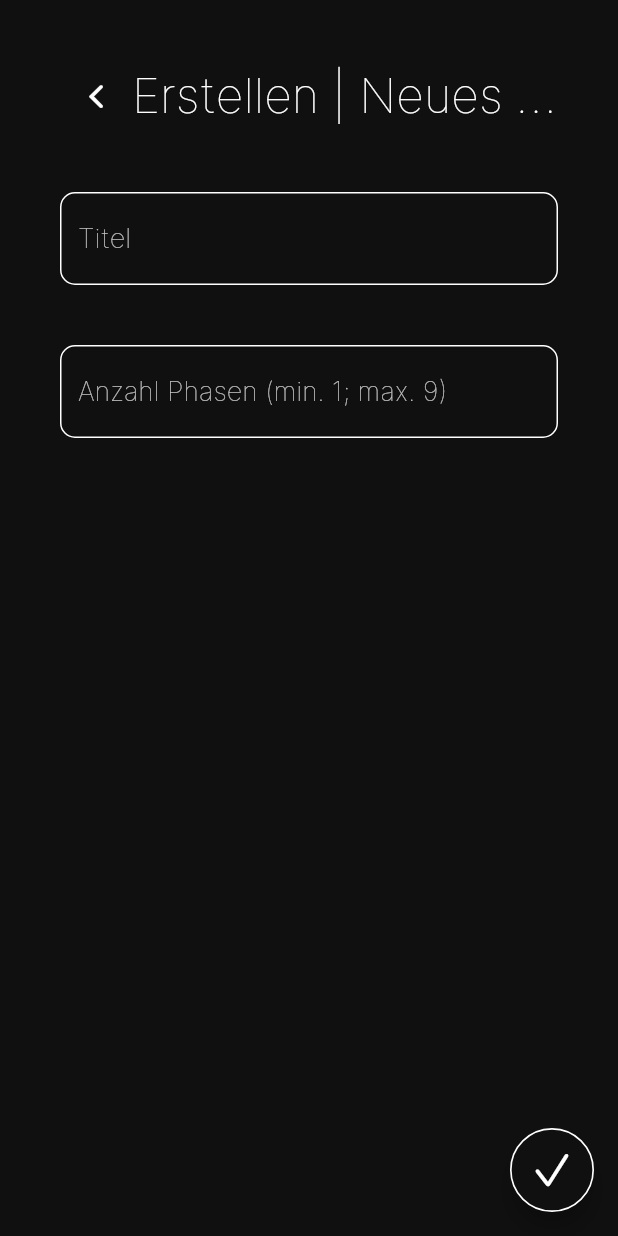
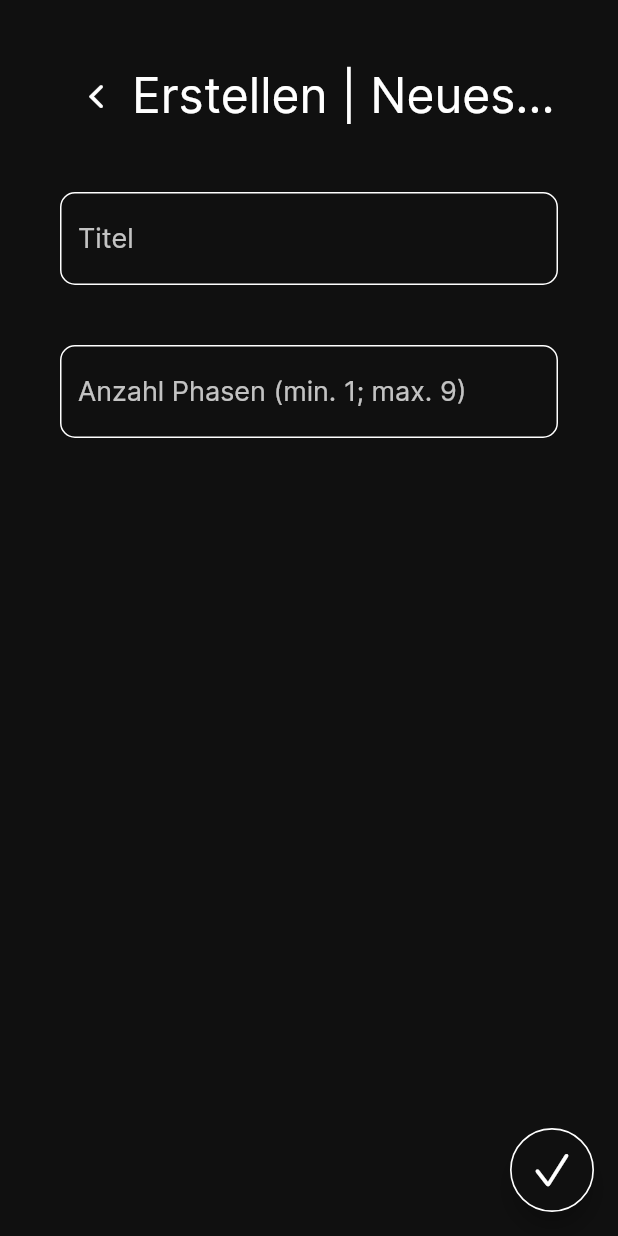
Before and after one commit to LennartSchuermann/Phase-Project, a Flutter app: the ModulEditScreen screen opened directly, on a phone screen of 412 x 824 dp. Run offline on Flutter 3.47's test engine with Material 2 defaults, Android fonts, the phone set to English and light mode, and no system bars; our stand-ins replace file_picker; missing offline and left inert: window_manager.

Commit message:
design fixes

```diff
--- a/phase_project/lib/design.dart
+++ b/phase_project/lib/design.dart
@@ -2,13 +2,14 @@ import 'package:flutter/cupertino.dart';
 
 const String kAppName = "Phase Project";
 const String kAppCaption = "Working Build | Lennart S. ©";
-const String kAppVersion = "v0.5";
+const String kAppVersion = "v0.6";
 
 const bool usingDarkMode = true;
+const bool usingKITMode = false;
 
 const kFalseColor = Color(0xffE74C3C);
 const kRightColor = Color(0xff0be881);
-const kHighlightColor = usingDarkMode ? Color(0xff006EE6) : Color(0xff309C85);
+const kHighlightColor = usingKITMode ? Color(0xff309C85) : Color(0xff006EE6);
 
 const kBackgroundColor = usingDarkMode ? Color(0xff101010) : Color(0xffFFFFFF);
 const kFontColor =
--- a/phase_project/lib/prefabs.dart
+++ b/phase_project/lib/prefabs.dart
@@ -20,7 +20,7 @@ class TitleText extends StatelessWidget {
           color: kFontColor,
           fontFamily: "Inter",
           fontSize: kTitleSize,
-          fontWeight: FontWeight.w300),
+          fontWeight: FontWeight.w400),
     );
   }
 }
@@ -39,7 +39,7 @@ class HeaderText extends StatelessWidget {
           color: kFontColor,
           fontFamily: "Inter",
           fontSize: kHeaderSize,
-          fontWeight: FontWeight.w300),
+          fontWeight: FontWeight.w400),
     );
   }
 }
@@ -58,7 +58,7 @@ class DefaultText extends StatelessWidget {
           color: kFontColor,
           fontFamily: "Inter",
           fontSize: kTextSize,
-          fontWeight: FontWeight.w300),
+          fontWeight: FontWeight.w400),
     );
   }
 }
@@ -77,7 +77,7 @@ class DescriptionText extends StatelessWidget {
           color: kFontColor,
           fontFamily: "Inter",
           fontSize: kDescriptionSize,
-          fontWeight: FontWeight.w200),
+          fontWeight: FontWeight.w400),
     );
   }
 }
@@ -120,14 +120,16 @@ class StartButton extends StatelessWidget {
         height: 60,
         width: 250,
         decoration: BoxDecoration(
-          border: Border.all(),
+          border: Border.all(color: kHighlightColor),
           color: kHighlightColor,
           borderRadius: const BorderRadius.all(
             Radius.circular(kDefaultPadding / 2),
           ),
         ),
         child: Center(
-          child: HeaderText(content: text),
+          child: HeaderText(
+            content: text,
+          ),
         ),
       ),
     );
@@ -312,14 +314,14 @@ class TextInputField extends StatelessWidget {
           color: kFontColor.withOpacity(0.75),
           fontFamily: 'Inter',
           fontSize: kTextSize,
-          fontWeight: FontWeight.w200,
+          fontWeight: FontWeight.w400,
         ),
       ),
       style: const TextStyle(
         color: kFontColor,
         fontFamily: 'Inter',
         fontSize: kTextSize,
-        fontWeight: FontWeight.w200,
+        fontWeight: FontWeight.w400,
       ),
     );
   }
```
